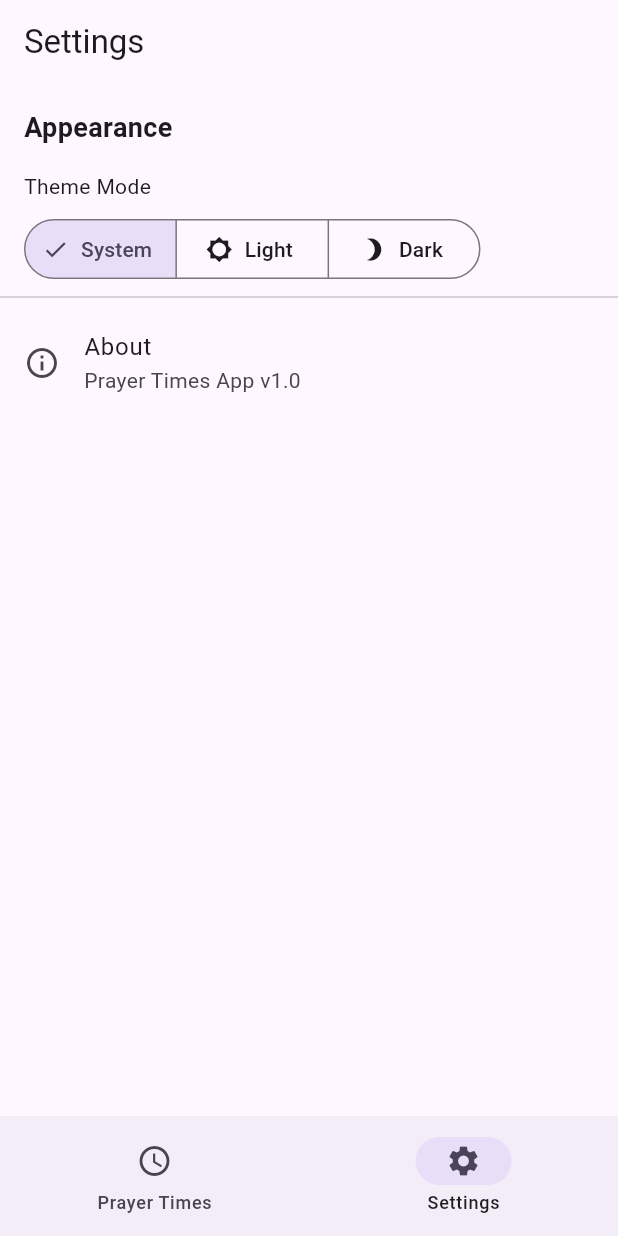
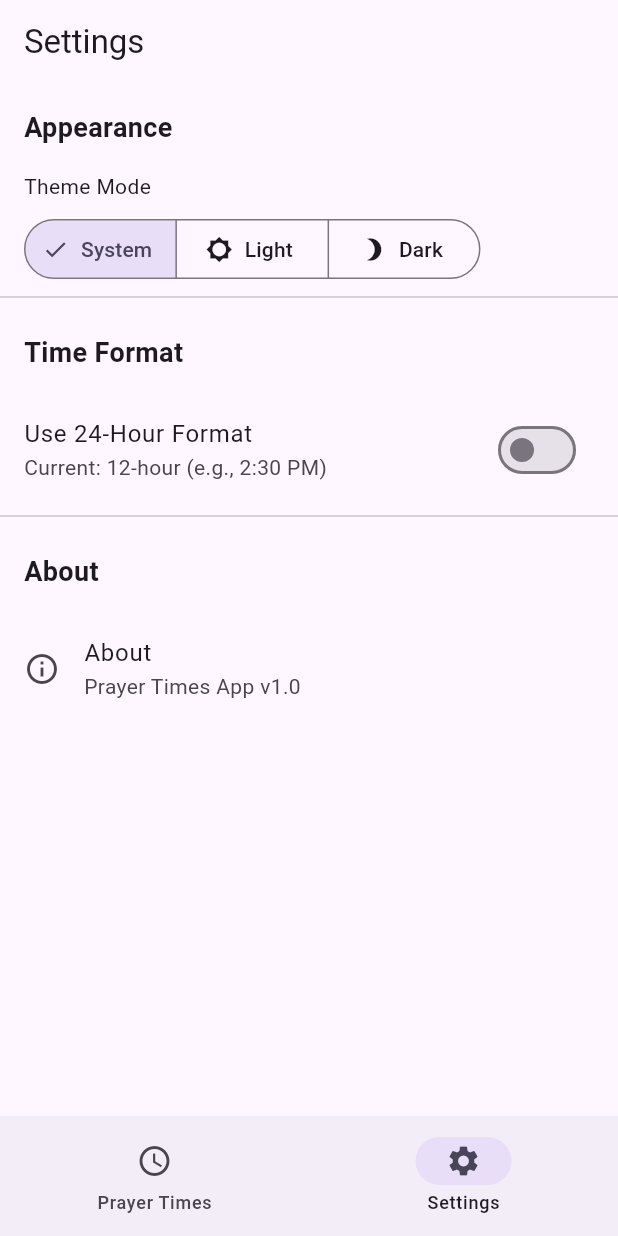
Before and after one commit to RistoKuy/pray_times, a Flutter app: the screen it shows after launch, item 2 of the bottom bar chosen, on a phone screen of 412 x 824 dp. Run offline on Flutter 3.47's test engine with Material 3 defaults, Android fonts, the phone set to English and light mode, and no system bars; our stand-ins replace adhan, geolocator, shared_preferences.

Commit message:
Enhance prayer times functionality by adding location-based fetching, user preferences for time format, and improving error handling in service calls

```diff
--- a/lib/screens/settings_screen.dart
+++ b/lib/screens/settings_screen.dart
@@ -1,9 +1,48 @@
 import 'package:flutter/material.dart';
 import 'package:provider/provider.dart';
 import 'package:pray_times/services/theme_provider.dart';
+import 'package:shared_preferences/shared_preferences.dart';
 
-class SettingsScreen extends StatelessWidget {
+class SettingsScreen extends StatefulWidget {
   const SettingsScreen({super.key});
+
+  @override
+  State<SettingsScreen> createState() => _SettingsScreenState();
+}
+
+class _SettingsScreenState extends State<SettingsScreen> {
+  bool _use24HourFormat = false;
+  int _calculationMethod = 2; // Default to ISNA method
+
+  @override
+  void initState() {
+    super.initState();
+    _loadPreferences();
+  }
+
+  Future<void> _loadPreferences() async {
+    final prefs = await SharedPreferences.getInstance();
+    setState(() {
+      _use24HourFormat = prefs.getBool('use24HourFormat') ?? false;
+      _calculationMethod = prefs.getInt('calculationMethod') ?? 2;
+    });
+  }
+
+  Future<void> _saveTimeFormatPreference(bool value) async {
+    final prefs = await SharedPreferences.getInstance();
+    await prefs.setBool('use24HourFormat', value);
+    setState(() {
+      _use24HourFormat = value;
+    });
+  }
+
+  Future<void> _saveCalculationMethod(int value) async {
+    final prefs = await SharedPreferences.getInstance();
+    await prefs.setInt('calculationMethod', value);
+    setState(() {
+      _calculationMethod = value;
+    });
+  }
 
   @override
   Widget build(BuildContext context) {
@@ -25,6 +64,35 @@ class SettingsScreen extends StatelessWidget {
           ),
           _buildThemeSelector(context),
           const Divider(),
+
+          const Padding(
+            padding: EdgeInsets.all(16.0),
+            child: Text(
+              'Time Format',
+              style: TextStyle(
+                fontSize: 18,
+                fontWeight: FontWeight.bold,
+              ),
+            ),
+          ),
+          SwitchListTile(
+            title: const Text('Use 24-Hour Format'),
+            subtitle: Text(_use24HourFormat ? 'Current: 24-hour (e.g., 14:30)' : 'Current: 12-hour (e.g., 2:30 PM)'),
+            value: _use24HourFormat,
+            onChanged: _saveTimeFormatPreference,
+          ),
+          const Divider(),
+
+          const Padding(
+            padding: EdgeInsets.all(16.0),
+            child: Text(
+              'About',
+              style: TextStyle(
+                fontSize: 18,
+                fontWeight: FontWeight.bold,
+              ),
+            ),
+          ),
           ListTile(
             leading: const Icon(Icons.info_outline),
             title: const Text('About'),
```
Also changed, not shown: lib/screens/home_screen.dart (+77 -10 lines), lib/services/prayer_times_service.dart (+81 -16 lines), 1 other file.
